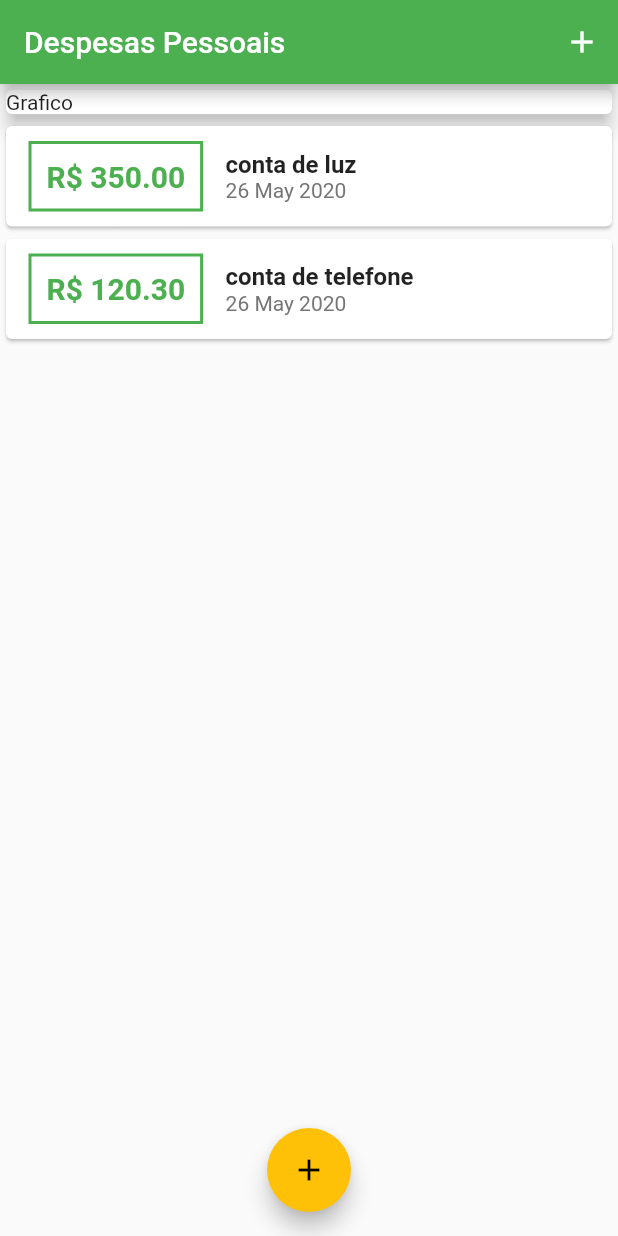
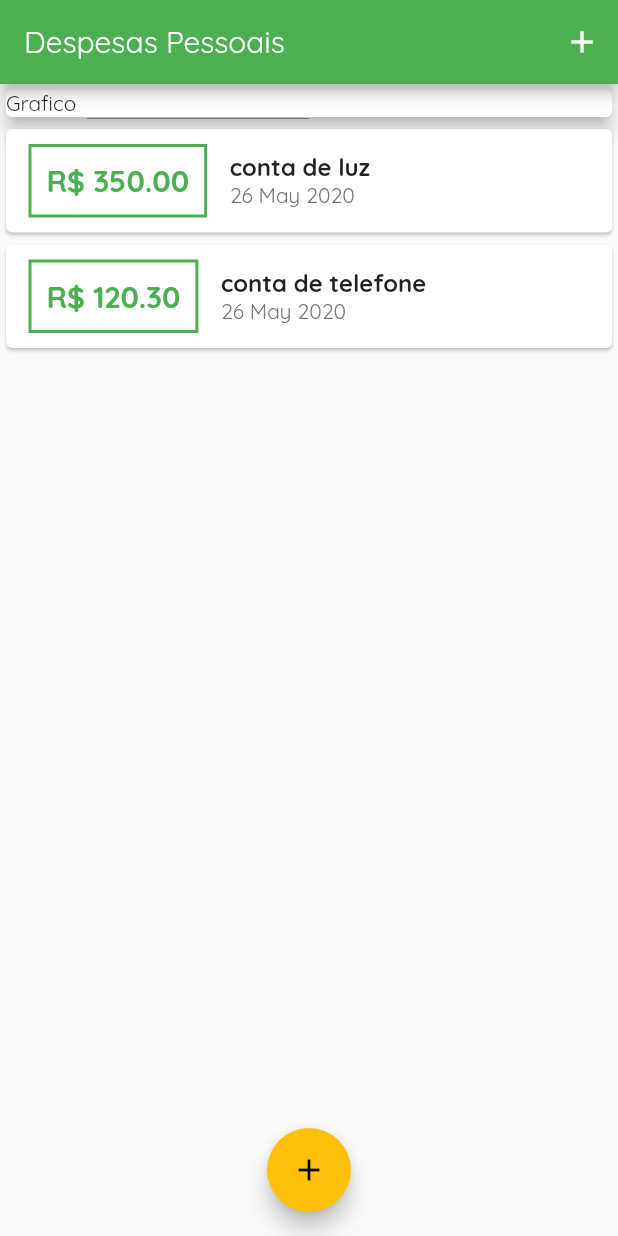
Before and after one commit to Jhonatan-Pereira/flutter_expenses, a Flutter app: the screen it shows after launch, on a phone screen of 412 x 824 dp. Run offline on Flutter 3.47's test engine with Material 2 defaults, Android fonts, the phone set to English and light mode, and no system bars.

Commit message:
custom fonts

```diff
--- a/lib/main.dart
+++ b/lib/main.dart
@@ -11,12 +11,11 @@ class ExpensesApp extends StatelessWidget {
   @override
   Widget build(BuildContext context) {
     return MaterialApp(
-      home: MyHomePage(),
-      theme: ThemeData(
-        primarySwatch: Colors.green,
-        accentColor: Colors.amber
-      )
-    );
+        home: MyHomePage(),
+        theme: ThemeData(
+            primarySwatch: Colors.green,
+            accentColor: Colors.amber,
+            fontFamily: 'Quicksand'));
   }
 }
 
@@ -68,7 +67,12 @@ class _MyHomePageState extends State<MyHomePage> {
   Widget build(BuildContext context) {
     return Scaffold(
       appBar: AppBar(
-        title: Text('Despesas Pessoais'),
+        title: Text(
+          'Despesas Pessoais',
+          // style: TextStyle(
+          //   fontFamily: 'OpenSans',
+          // ),
+        ),
         actions: <Widget>[
           IconButton(
             icon: Icon(Icons.add),
```
Also changed, not shown: pubspec.yaml (+11 -6 lines), assets/fonts/OpenSans-Bold.ttf (added), assets/fonts/OpenSans-Regular.ttf (added), assets/fonts/Quicksand-Bold.ttf (added), assets/fonts/Quicksand-Light.ttf (added), assets/fonts/Quicksand-Medium.ttf (added), assets/fonts/Quicksand-Regular.ttf (added).
